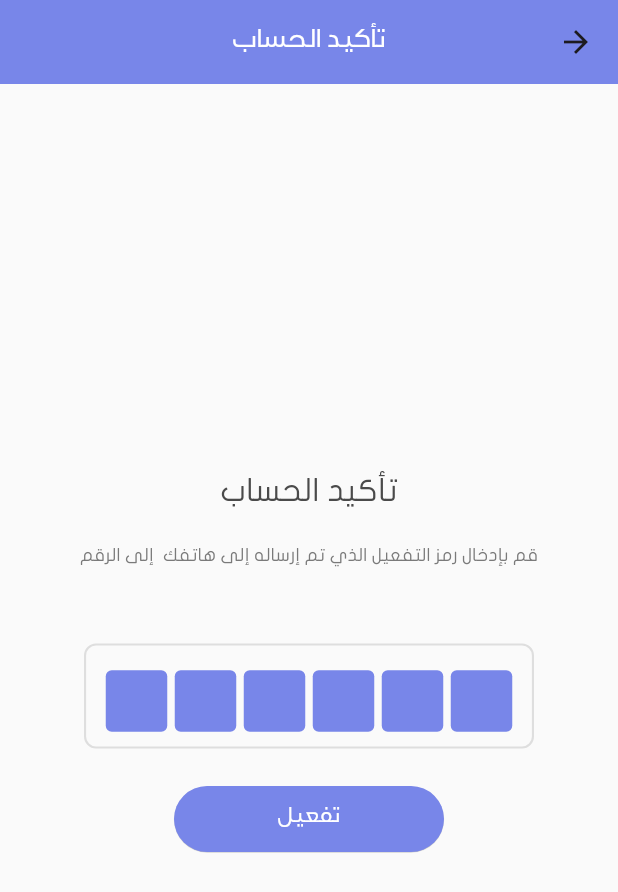
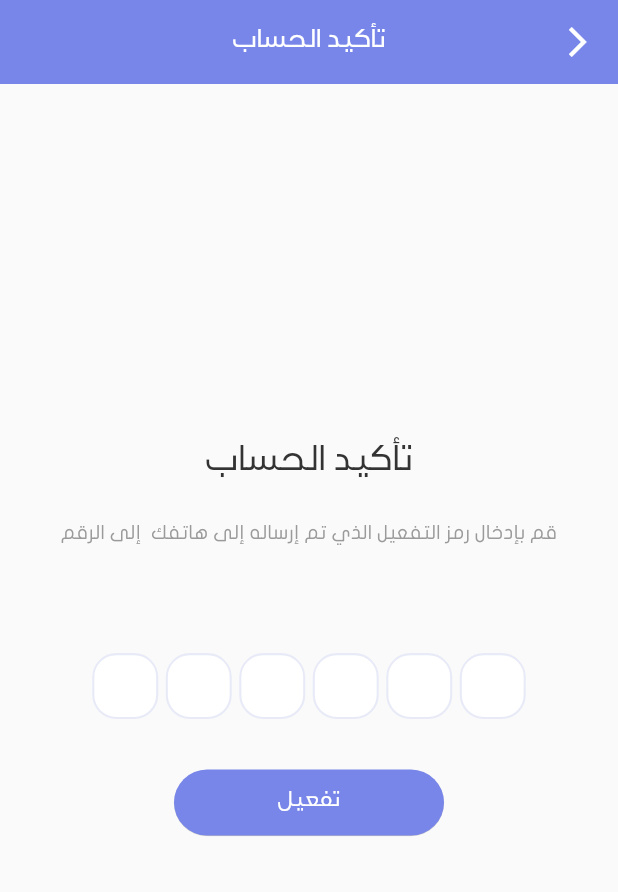
Before and after one commit to Alashiq/Grezman-App, a Flutter app: the ActivateScreen screen opened by its route, on a phone screen of 412 x 824 dp. Shown: the top 892 px of the screen. Run offline on Flutter 3.47's test engine with Material 3 defaults, Android fonts, the phone set to English and light mode, and no system bars; our stand-ins replace bot_toast, get, get_storage; accounts and stored records are empty.

Commit message:
add user model and make activate post api

```diff
--- a/lib/Config/routes.dart
+++ b/lib/Config/routes.dart
@@ -1,4 +1,5 @@
 import 'package:flutter_starter/UI/activate_screen/activate_screen.dart';
+import 'package:flutter_starter/UI/home_screen/home_screen.dart';
 import 'package:get/get.dart';
 
 import '../UI/login_screen/login_screen.dart';
@@ -8,5 +9,6 @@ final List<GetPage> routes = [
   GetPage(name: '/', page: () => const SplashScreen()),
   GetPage(name: '/login', page: () => const LoginScreen()),
   GetPage(name: '/activate', page: () => const ActivateScreen()),
+  GetPage(name: '/home', page: () => const HomeScreen()),
   // GetPage(name: '/onboarding', page: () => const OnBoardingScreen()),
 ];
--- a/lib/Features/Auth/Controllers/auth_controller.dart
+++ b/lib/Features/Auth/Controllers/auth_controller.dart
@@ -1,8 +1,16 @@
+import 'package:flutter_starter/Features/Auth/Actions/activate.dart';
 import 'package:flutter_starter/Features/Auth/Actions/start_the_app.dart';
 import 'package:get/get.dart';
 
+import '../../../Const/loading_status.dart';
 import '../Actions/login.dart';
+import '../Models/user_model.dart';
 
-class AuthController extends GetxController with StartTheAppMixin, LoginMixin {
+class AuthController extends GetxController
+    with StartTheAppMixin, LoginMixin, ActivateMixin {
   String phone = "";
+
+  UserModel? user = UserModel.fromJson({
+    "loadState": LoadingStatus.NOT_STARTED,
+  });
 }
--- /dev/null
+++ b/lib/Features/Auth/Models/user_model.dart
@@ -0,0 +1,47 @@
+import 'package:flutter_starter/Const/loading_status.dart';
+
+class UserModel extends LoadingStatusClass {
+  LoadingStatus? loadState = LoadingStatus.NOT_STARTED;
+  String? phone;
+  String? firstname;
+  String? lastname;
+  String? photo;
+  int? status;
+  int? point;
+  double? balance;
+  int? notifications;
+
+  String? token;
+
+  UserModel({
+    this.loadState,
+    this.phone,
+    this.firstname,
+    this.lastname,
+    this.photo,
+    this.token,
+    this.status,
+    this.point,
+    this.balance,
+    this.notifications,
+  });
+
+  factory UserModel.fromJson(Map<String, dynamic> jsonData) {
+    return UserModel(
+      loadState: jsonData['loadState'],
+      phone: jsonData['phone'] ?? '',
+      firstname: jsonData['firstname'] ?? '',
+      lastname: jsonData['lastname'] ?? '',
+      photo: jsonData['photo'] ?? '',
+      token: jsonData['token'] ?? '',
+      status: jsonData['status'] ?? 0,
+      point: jsonData['point'] ?? 0,
+      balance: jsonData['balance'] is int
+          ? jsonData['balance'].toDouble()
+          : (jsonData['balance'] is String
+              ? double.tryParse(jsonData['balance']) ?? 0.0
+              : jsonData['balance']),
+      notifications: jsonData['notifications'] ?? 0,
+    );
+  }
+}
--- a/lib/UI/activate_screen/activate_screen.dart
+++ b/lib/UI/activate_screen/activate_screen.dart
@@ -13,8 +13,20 @@ class ActivateScreen extends StatelessWidget {
     smsCodeIn.text = "";
     return Directionality(
       textDirection: TextDirection.rtl,
-      child: Scaffold(
+      child: GetBuilder<AuthController>(
+        builder: (authController) => Scaffold(
+          backgroundColor: Color(0xfffafbfd),
           appBar: AppBar(
+            leading: IconButton(
+              padding: EdgeInsets.only(right: 10),
+              icon: Icon(
+                Icons.arrow_back_ios,
+                color: Colors.white,
+              ),
+              onPressed: () {
+                Get.back();
+              },
+            ),
             backgroundColor: Color(0xff7886e9),
             title: const Text(
               "تأكيد الحساب",
@@ -39,9 +51,9 @@ class ActivateScreen extends StatelessWidget {
                       child: Text(
                     "تأكيد الحساب",
                     style: TextStyle(
-                    fontFamily: 'JF-Flat',
-                    color: Color(0XFF4A4A4A),
-                    fontSize: 21,
+                      fontFamily: 'Swissra-Normal',
+                      color: Color(0XFF333333),
+                      fontSize: 23,
                     ),
                   )),
                   SizedBox(height: 20),
@@ -49,18 +61,21 @@ class ActivateScreen extends StatelessWidget {
                     "قم بإدخال رمز التفعيل الذي تم إرساله إلى هاتفك  إلى الرقم",
                     style: TextStyle(
                       fontFamily: 'JF-Flat',
-                    fontSize: 12,
-                    color: Color(0xff7a7a7a),
+                      fontSize: 13,
+                      color: Color(0xff9a9a9a),
                     ),
                   ),
                   SizedBox(height: 10),
                   Text(
                     authController.phone,
                     style: TextStyle(
-                    fontFamily: 'JF-Flat',
+                      color: Color(0xff7886e9),
+                      fontWeight: FontWeight.w500,
+                      fontSize: 16,
                     ),
                   ),
                   SizedBox(height: 20),
+                  //   Test
                   Directionality(
                     textDirection: TextDirection.ltr,
                     child: Container(
@@ -68,12 +83,9 @@ class ActivateScreen extends StatelessWidget {
                       width: 300,
                       padding: EdgeInsets.only(top: 4),
                       alignment: Alignment.center,
-                    decoration: BoxDecoration(
-                      border: Border.all(color: Color(0xffdedede), width: 1.4),
-                      borderRadius: BorderRadius.circular(8),
-                    ),
+                      decoration: BoxDecoration(),
                       child: Container(
-                      width: 280,
+                        width: 300,
                         child: Stack(
                           children: [
                             Container(
@@ -82,51 +94,69 @@ class ActivateScreen extends StatelessWidget {
                                 mainAxisAlignment: MainAxisAlignment.center,
                                 children: [
                                   Container(
-                                  height: 41,
-                                  width: 41,
+                                    height: 44,
+                                    width: 44,
                                     decoration: BoxDecoration(
-                                      color: Color(0xff7886e9),
-                                      borderRadius: BorderRadius.circular(4)),
+                                      border: Border.all(
+                                          color: Color(0xffe8ebf7), width: 1.4),
+                                      borderRadius: BorderRadius.circular(16),
+                                      color: Color(0xffffffff),
+                                    ),
                                     margin: EdgeInsets.fromLTRB(2.5, 0, 2.5, 0),
                                   ),
                                   Container(
-                                  height: 41,
-                                  width: 41,
+                                    height: 44,
+                                    width: 44,
                                     decoration: BoxDecoration(
-                                      color: Color(0xff7886e9),
-                                      borderRadius: BorderRadius.circular(4)),
+                                      border: Border.all(
+                                          color: Color(0xffe8ebf7), width: 1.4),
+                                      borderRadius: BorderRadius.circular(16),
+                                      color: Color(0xffffffff),
+                                    ),
                                     margin: EdgeInsets.fromLTRB(2.5, 0, 2.5, 0),
                                   ),
                                   Container(
-                                  height: 41,
-                                  width: 41,
+                                    height: 44,
+                                    width: 44,
                                     decoration: BoxDecoration(
-                                      color: Color(0xff7886e9),
-                                      borderRadius: BorderRadius.circular(4)),
+                                      border: Border.all(
+                                          color: Color(0xffe8ebf7), width: 1.4),
+                                      borderRadius: BorderRadius.circular(16),
+                                      color: Color(0xffffffff),
+                                    ),
                                     margin: EdgeInsets.fromLTRB(2.5, 0, 2.5, 0),
                                   ),
                                   Container(
-                                  height: 41,
-                                  width: 41,
+                                    height: 44,
+                                    width: 44,
                                     decoration: BoxDecoration(
-                                      color: Color(0xff7886e9),
-                                      borderRadius: BorderRadius.circular(4)),
+                                      border: Border.all(
+                                          color: Color(0xffe8ebf7), width: 1.4),
+                                      borderRadius: BorderRadius.circular(16),
+                                      color: Color(0xffffffff),
+                                    ),
                                     margin: EdgeInsets.fromLTRB(2.5, 0, 2.5, 0),
                                   ),
                                   Container(
-                                  height: 41,
-                                  width: 41,
+                                    height: 44,
+                                    width: 44,
                                     decoration: BoxDecoration(
-                                      color: Color(0xff7886e9),
-                                      borderRadius: BorderRadius.circular(4)),
+                                      border: Border.all(
+                                          color: Color(0xffe8ebf7), width: 1.4),
+                                      borderRadius: BorderRadius.circular(16),
+                                      color: Color(0xffffffff),
+                                    ),
                                     margin: EdgeInsets.fromLTRB(2.5, 0, 2.5, 0),
                                   ),
                                   Container(
-                                  height: 41,
-                                  width: 41,
+                                    height: 44,
+                                    width: 44,
                                     decoration: BoxDecoration(
-                                      color: Color(0xff7886e9),
-                                      borderRadius: BorderRadius.circular(4)),
+                                      border: Border.all(
+                                          color: Color(0xffe8ebf7), width: 1.4),
+                                      borderRadius: BorderRadius.circular(16),
+                                      color: Color(0xffffffff),
+                                    ),
                                     margin: EdgeInsets.fromLTRB(2.5, 0, 2.5, 0),
                                   ),
                                 ],
@@ -134,23 +164,24 @@ class ActivateScreen extends StatelessWidget {
                             ),
                             Container(
                               child: TextField(
-                              controller: smsCodeIn,
+                                controller: authController.otpIn,
                                 textAlign: TextAlign.left,
                                 textDirection: TextDirection.rtl,
                                 maxLength: 6,
                                 //cursorWidth: 0,
                                 keyboardType: TextInputType.number,
                                 decoration: InputDecoration(
+                                  contentPadding:
+                                      EdgeInsets.symmetric(horizontal: 2.0),
                                   counter: Offstage(),
                                   border: InputBorder.none,
-                                  contentPadding:
-                                      EdgeInsets.fromLTRB(1, 0, 0, 0)),
+                                ),
                                 style: TextStyle(
                                   fontFeatures: [FontFeature.tabularFigures()],
-                                color: Colors.white,
+                                  color: Color(0xff353535),
                                   fontSize: 26,
-                                letterSpacing: 29.7,
-                                height: 1.1,
+                                  letterSpacing: 32.7,
+                                  height: 1.5,
                                 ),
                               ),
                             ),
@@ -159,6 +190,9 @@ class ActivateScreen extends StatelessWidget {
                       ),
                     ),
                   ),
+
+                  //  End Test
+
                   Container(
                     margin: EdgeInsets.only(top: 25),
                     height: 44,
@@ -168,12 +202,7 @@ class ActivateScreen extends StatelessWidget {
                         backgroundColor: Color(0xff7886e9),
                         elevation: 0.2,
                       ),
-                    onPressed: () async {
-                      // bool data = await controller.activate(smsCodeIn.text);
-                      // if (data == true) {
-                      //   smsCodeIn.clear();
-                      // }
-                    },
+                      onPressed: () => authController.activate(),
                       child: Text(
                         "تفعيل",
                         style: TextStyle(
@@ -182,8 +211,10 @@ class ActivateScreen extends StatelessWidget {
                         ),
                       ),
                     ),
-                )
+                  ),
+                  SizedBox(height: 30),
                 ],
+              ),
             ),
           ),
         ),
```
Also changed, not shown: lib/Const/loading_status.dart (+58 -0 lines), lib/Features/Auth/Actions/activate.dart (added, +54 -0 lines), lib/Features/Auth/Models/cart_products_list.dart (deleted, +0 -21 lines), lib/UI/home_screen/home_screen.dart (added, +29 -0 lines), lib/UI/login_screen/login_screen.dart (+2 -5 lines). Lines whose indentation alone changed are shown as unchanged.
